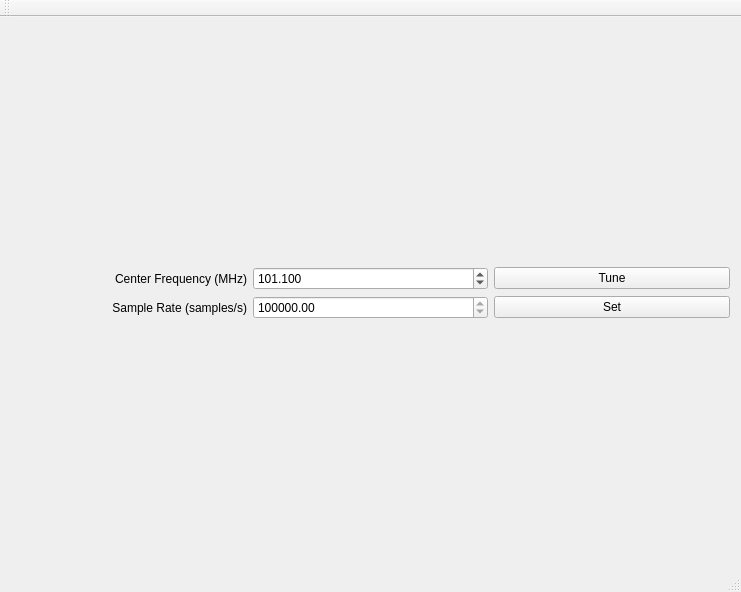
Old version of the form GUI/mainwindow.ui in the repository lemontongs/myhackrf.
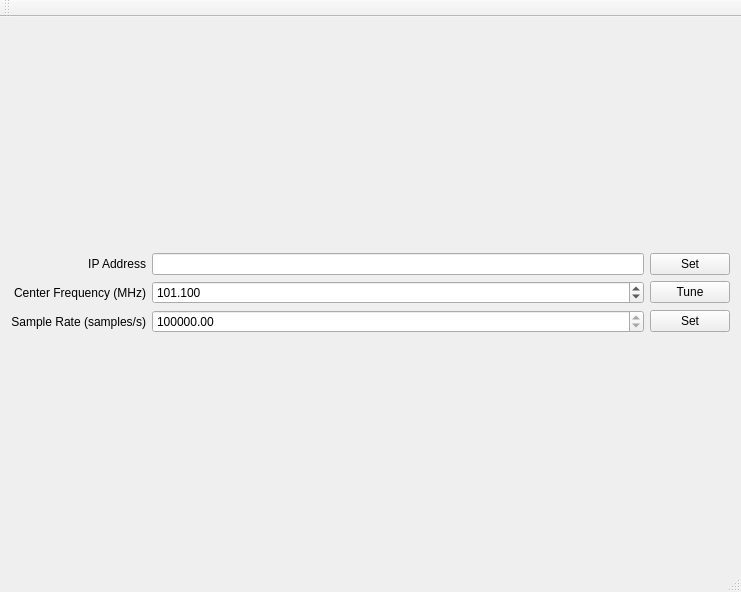
New version of the form.

Patch:
```diff
--- a/GUI/mainwindow.ui
+++ b/GUI/mainwindow.ui
@@ -17,25 +17,8 @@
    <layout class="QGridLayout" name="gridLayout_2">
     <item row="0" column="0">
      <layout class="QGridLayout" name="gridLayout">
-      <item row="0" column="2">
-       <widget class="QPushButton" name="pushButton">
-        <property name="text">
-         <string>Tune</string>
-        </property>
-       </widget>
-      </item>
-      <item row="0" column="0">
-       <widget class="QLabel" name="label">
-        <property name="text">
-         <string>Center Frequency (MHz)</string>
-        </property>
-        <property name="alignment">
-         <set>Qt::AlignRight|Qt::AlignTrailing|Qt::AlignVCenter</set>
-        </property>
-       </widget>
-      </item>
-      <item row="0" column="1">
-       <widget class="QDoubleSpinBox" name="doubleSpinBox">
+      <item row="1" column="1">
+       <widget class="QDoubleSpinBox" name="spinBox_centerFrequency">
         <property name="suffix">
          <string extracomment="MHz"/>
         </property>
@@ -53,8 +36,8 @@
         </property>
        </widget>
       </item>
-      <item row="1" column="1">
-       <widget class="QDoubleSpinBox" name="doubleSpinBox_2">
+      <item row="2" column="1">
+       <widget class="QDoubleSpinBox" name="spinBox_sampleRate">
         <property name="minimum">
          <double>1000000.000000000000000</double>
         </property>
@@ -66,7 +49,7 @@
         </property>
        </widget>
       </item>
-      <item row="1" column="0">
+      <item row="2" column="0">
        <widget class="QLabel" name="label_2">
         <property name="text">
          <string>Sample Rate (samples/s)</string>
@@ -76,8 +59,45 @@
         </property>
        </widget>
       </item>
+      <item row="2" column="2">
+       <widget class="QPushButton" name="pushButton_setSampleRate">
+        <property name="text">
+         <string>Set</string>
+        </property>
+       </widget>
+      </item>
       <item row="1" column="2">
-       <widget class="QPushButton" name="pushButton_2">
+       <widget class="QPushButton" name="pushButton_tune">
+        <property name="text">
+         <string>Tune</string>
+        </property>
+       </widget>
+      </item>
+      <item row="1" column="0">
+       <widget class="QLabel" name="label">
+        <property name="text">
+         <string>Center Frequency (MHz)</string>
+        </property>
+        <property name="alignment">
+         <set>Qt::AlignRight|Qt::AlignTrailing|Qt::AlignVCenter</set>
+        </property>
+       </widget>
+      </item>
+      <item row="0" column="0">
+       <widget class="QLabel" name="label_3">
+        <property name="text">
+         <string>IP Address</string>
+        </property>
+        <property name="alignment">
+         <set>Qt::AlignRight|Qt::AlignTrailing|Qt::AlignVCenter</set>
+        </property>
+       </widget>
+      </item>
+      <item row="0" column="1">
+       <widget class="QLineEdit" name="lineEdit_IPaddr"/>
+      </item>
+      <item row="0" column="2">
+       <widget class="QPushButton" name="pushButton_setIP">
         <property name="text">
          <string>Set</string>
         </property>
```
